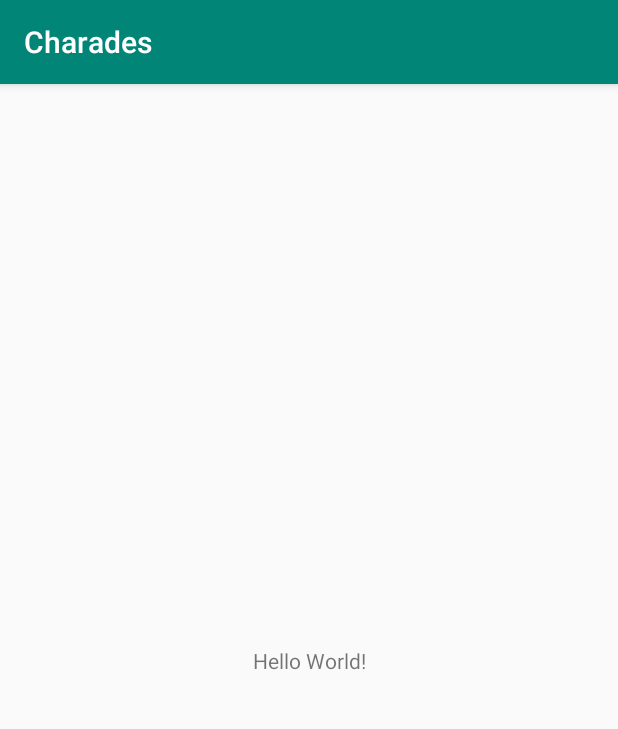
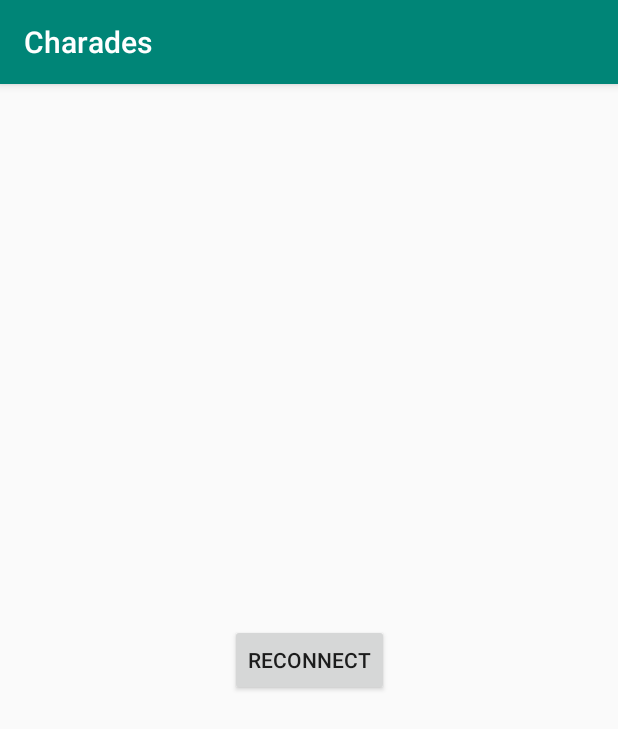
Before and after one commit to ACharchula/Charades, an Android app: the screen it shows after launch (MainActivity), on a phone screen of 412 x 824 dp. Shown: the top 729 px of the screen. Run offline under Robolectric (Android 15) with nearby library versions, the phone set to English and light mode, and no system bars.

Commit message:
working simple chat

```diff
--- a/android_client/app/src/main/AndroidManifest.xml
+++ b/android_client/app/src/main/AndroidManifest.xml
@@ -17,5 +17,6 @@
             </intent-filter>
         </activity>
     </application>
+    <uses-permission android:name="android.permission.INTERNET"/>
 
 </manifest>
--- /dev/null
+++ b/android_client/app/src/main/java/com/acharchu/charades/App.kt
@@ -0,0 +1,37 @@
+package com.acharchu.charades
+
+import java.io.BufferedReader
+import java.io.InputStreamReader
+import java.io.PrintWriter
+import java.net.Socket
+
+class App {
+
+    private val serverHost = "10.0.2.2" //has to be changed if u want to run on real smartphone
+    private val serverPort = 45454
+    private var socket: Socket? = null
+    private var output: PrintWriter? = null
+    private var input: BufferedReader? = null
+    var messages = arrayListOf<String>()
+
+    fun connectToServer() {
+        try {
+            socket = Socket(serverHost, serverPort)
+            output = PrintWriter(socket!!.getOutputStream(), true)
+            input = BufferedReader(InputStreamReader(socket?.getInputStream()))
+
+            output?.println("Android client connected!")
+
+        } catch (exception: Exception) {
+            throw exception
+        }
+    }
+
+    fun sendMessage(msg : String) {
+        output?.println(msg)
+    }
+
+    fun getMessage() : String? {
+        return input?.readLine()
+    }
+}
--- a/android_client/app/src/main/java/com/acharchu/charades/MainActivity.kt
+++ b/android_client/app/src/main/java/com/acharchu/charades/MainActivity.kt
@@ -2,11 +2,94 @@ package com.acharchu.charades
 
 import android.support.v7.app.AppCompatActivity
 import android.os.Bundle
+import kotlinx.android.synthetic.main.activity_main.*
+import android.os.StrictMode
+import android.view.View.GONE
+import android.view.View.VISIBLE
+import android.widget.ArrayAdapter
+
 
 class MainActivity : AppCompatActivity() {
 
+    private val app : App = App()
+
+    private val outputThread = Thread {
+        println("Output thread has started")
+
+        sendButton.setOnClickListener {
+
+            val msg : String = messageContent.text.toString()
+
+            if(msg != "") {
+                app.sendMessage(msg)
+                updateMessageList(msg, "Me")
+                clearTextInput()
+            }
+        }
+    }
+
+    private val inputThread = Thread {
+        println("Input thread has started")
+
+        while(true) {
+            val msg : String? = app.getMessage()
+
+            if (msg != null && msg != "") {
+                updateMessageList(msg, "Server")
+            }
+        }
+    }
+
     override fun onCreate(savedInstanceState: Bundle?) {
         super.onCreate(savedInstanceState)
+
+        val policy = StrictMode.ThreadPolicy.Builder().permitAll().build()
+        StrictMode.setThreadPolicy(policy)
+
         setContentView(R.layout.activity_main)
+
+        reconnectButton.setOnClickListener {
+            reconnectButton.visibility = GONE
+            messagesListView.visibility = VISIBLE
+            sendButton.visibility = VISIBLE
+            messageContent.visibility = VISIBLE
+            connectToServer()
+        }
+
+        connectToServer()
     }
+
+    private fun connectToServer() {
+        try {
+            app.connectToServer()
+            inputThread.start()
+            outputThread.start()
+        } catch (exception : java.lang.Exception) {
+            messagesListView.visibility = GONE
+            sendButton.visibility = GONE
+            messageContent.visibility = GONE
+            reconnectButton.visibility = VISIBLE
+        }
+    }
+
+    private fun printMessages() {
+        val adapter = ArrayAdapter(this, R.layout.message, app.messages)
+        messagesListView.adapter = adapter
+        messagesListView.setSelection(adapter.count - 1)
+    }
+
+    private fun updateMessageList(msg : String, sender : String) {
+        runOnUiThread {
+            app.messages.add("$sender: $msg")
+            printMessages()
+        }
+    }
+
+    private fun clearTextInput() {
+        runOnUiThread {
+            messageContent.setText("")
+        }
+    }
+
+
 }
--- a/android_client/app/src/main/res/layout/activity_main.xml
+++ b/android_client/app/src/main/res/layout/activity_main.xml
@@ -5,14 +5,36 @@
                                              android:layout_width="match_parent"
                                              android:layout_height="match_parent"
                                              tools:context=".MainActivity">
-
-    <TextView
+    <Button
+            android:text="Reconnect"
             android:layout_width="wrap_content"
             android:layout_height="wrap_content"
-        android:text="Hello World!"
-        app:layout_constraintBottom_toBottomOf="parent"
-        app:layout_constraintLeft_toLeftOf="parent"
-        app:layout_constraintRight_toRightOf="parent"
-        app:layout_constraintTop_toTopOf="parent" />
-
+            android:id="@+id/reconnectButton" android:visibility="gone" app:layout_constraintEnd_toEndOf="parent"
+            android:layout_marginEnd="8dp" app:layout_constraintStart_toStartOf="parent"
+            android:layout_marginStart="8dp" android:layout_marginTop="8dp" app:layout_constraintTop_toTopOf="parent"
+            android:layout_marginBottom="8dp" app:layout_constraintBottom_toBottomOf="parent"/>
+    <EditText
+            android:layout_width="0dp"
+            android:layout_height="41dp"
+            android:inputType="text"
+            android:ems="10"
+            android:id="@+id/messageContent"
+            app:layout_constraintStart_toStartOf="parent"
+            app:layout_constraintBottom_toBottomOf="parent" android:layout_marginStart="8dp"
+            android:layout_marginBottom="8dp" android:layout_marginEnd="8dp"
+            app:layout_constraintEnd_toStartOf="@+id/sendButton" android:hint="Message"/>
+    <Button
+            android:text="Send"
+            android:layout_width="wrap_content"
+            android:layout_height="wrap_content"
+            android:id="@+id/sendButton" app:layout_constraintEnd_toEndOf="parent" android:layout_marginEnd="8dp"
+            android:layout_marginBottom="8dp" app:layout_constraintBottom_toBottomOf="parent"/>
+    <ListView
+            android:id="@+id/messagesListView"
+            android:layout_width="0dp"
+            android:layout_height="0dp" android:layout_marginBottom="8dp"
+            app:layout_constraintBottom_toTopOf="@+id/messageContent" android:layout_marginTop="8dp"
+            app:layout_constraintTop_toTopOf="parent" app:layout_constraintEnd_toEndOf="parent"
+            android:layout_marginEnd="8dp" app:layout_constraintStart_toStartOf="parent"
+            android:layout_marginStart="8dp"/>
 </android.support.constraint.ConstraintLayout>
```
Also changed, not shown: android_client/app/src/main/res/layout/message.xml (added, +7 -0 lines). Lines whose indentation alone changed are shown as unchanged.
